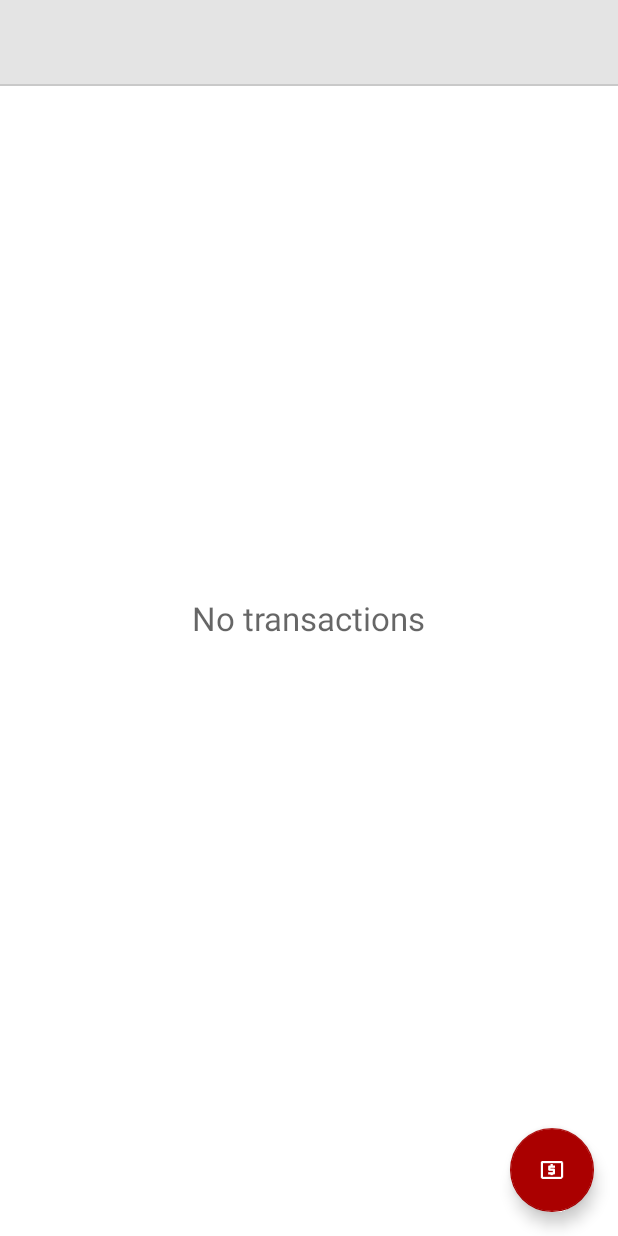
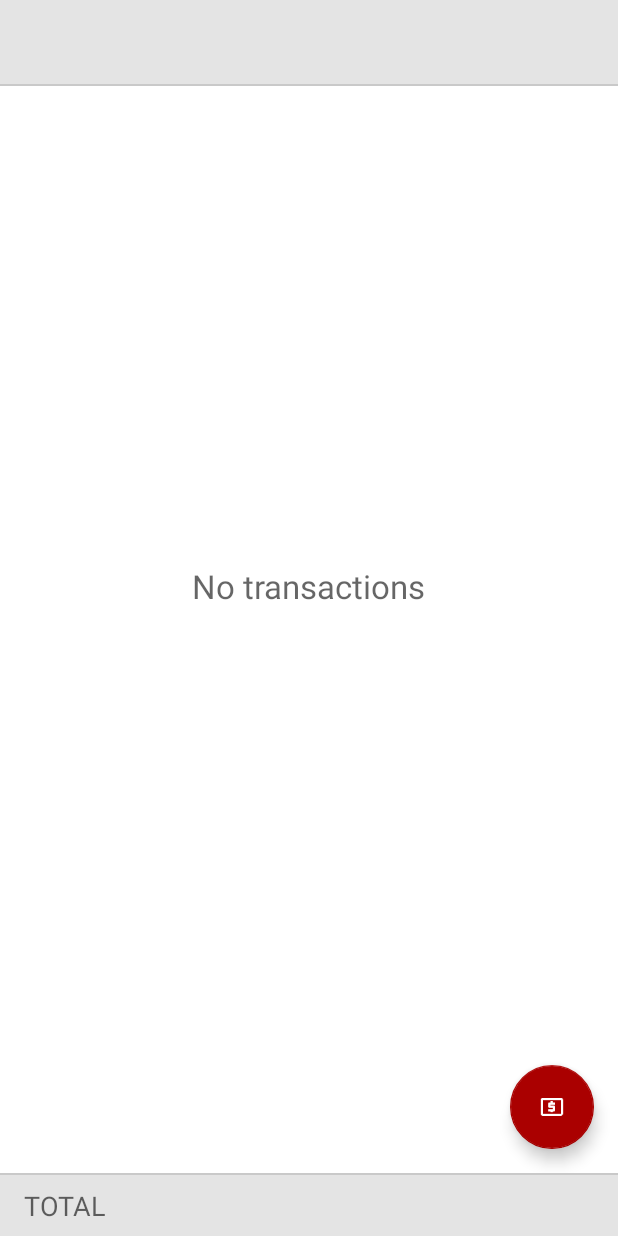
Before and after one commit to natix643/uome, an Android app: the layout list_person_bar.xml on its own in the app's theme, with its tools: preview values and no code run, on a phone screen of 412 x 824 dp. Run offline under Robolectric (Android 15) with nearby library versions, the phone set to English and light mode, and no system bars.

Commit message:
moved total amount and hint from person bar to bottom bar

```diff
--- a/app/src/main/java/cz/pikadorama/uome/activity/GroupListPersonTransactionsActivity.java
+++ b/app/src/main/java/cz/pikadorama/uome/activity/GroupListPersonTransactionsActivity.java
@@ -29,7 +29,7 @@ public class GroupListPersonTransactionsActivity extends ListPersonTransactionsA
 
     @Override
     protected void refreshTransactionsSummary(BigDecimal amount) {
-        getValueTextView().setText(moneyFormatter.format(amount));
+        bottomAmountText.setText(moneyFormatter.format(amount));
     }
 
     @Override
--- a/app/src/main/res/layout/bottom_bar.xml
+++ b/app/src/main/res/layout/bottom_bar.xml
@@ -15,19 +15,23 @@
         android:layout_width="match_parent"
         android:layout_height="wrap_content"
         android:background="@color/lighter_gray"
-        android:padding="8dp">
+        android:paddingTop="8dp"
+        android:paddingBottom="8dp"
+        android:paddingLeft="16dp"
+        android:paddingRight="16dp">
 
         <TextView
+            android:id="@+id/bottomHintText"
             android:layout_width="wrap_content"
             android:layout_height="wrap_content"
             android:layout_alignParentLeft="true"
+            android:layout_toLeftOf="@+id/bottomAmountText"
             android:text="@string/bottom_bar_total"
             android:textAllCaps="true"
-            android:textAppearance="?android:attr/textAppearanceMedium"
-            tools:ignore="UnusedAttribute"/>
+            android:textAppearance="?android:attr/textAppearanceMedium"/>
 
         <TextView
-            android:id="@+id/totalTextView"
+            android:id="@+id/bottomAmountText"
             android:layout_width="wrap_content"
             android:layout_height="wrap_content"
             android:layout_alignParentRight="true"
--- a/app/src/main/res/layout/list_person_bar.xml
+++ b/app/src/main/res/layout/list_person_bar.xml
@@ -4,6 +4,11 @@
     android:layout_width="match_parent"
     android:layout_height="match_parent"
     android:background="@android:color/white">
+
+    <RelativeLayout
+        android:layout_width="match_parent"
+        android:layout_height="match_parent"
+        android:layout_above="@+id/bottom_bar">
 
         <include
             android:id="@+id/person_bar"
@@ -33,5 +38,13 @@
             android:layout_alignParentBottom="true"
             android:layout_alignParentRight="true"
             android:src="@drawable/ic_action_add_transaction"/>
+    </RelativeLayout>
+
+    <include
+        android:id="@+id/bottom_bar"
+        layout="@layout/bottom_bar"
+        android:layout_width="match_parent"
+        android:layout_height="wrap_content"
+        android:layout_alignParentBottom="true"/>
 
 </RelativeLayout>
```
Also changed, not shown: app/src/main/java/cz/pikadorama/uome/activity/ListPersonTransactionsActivity.java (+9 -10 lines), app/src/main/java/cz/pikadorama/uome/activity/OverviewActivity.java (+4 -4 lines), app/src/main/java/cz/pikadorama/uome/activity/SimpleListPersonTransactionsActivity.java (+5 -6 lines), app/src/main/java/cz/pikadorama/uome/adapter/viewholder/BalanceViewHolder.java (+1 -6 lines). Lines whose indentation alone changed are shown as unchanged.
